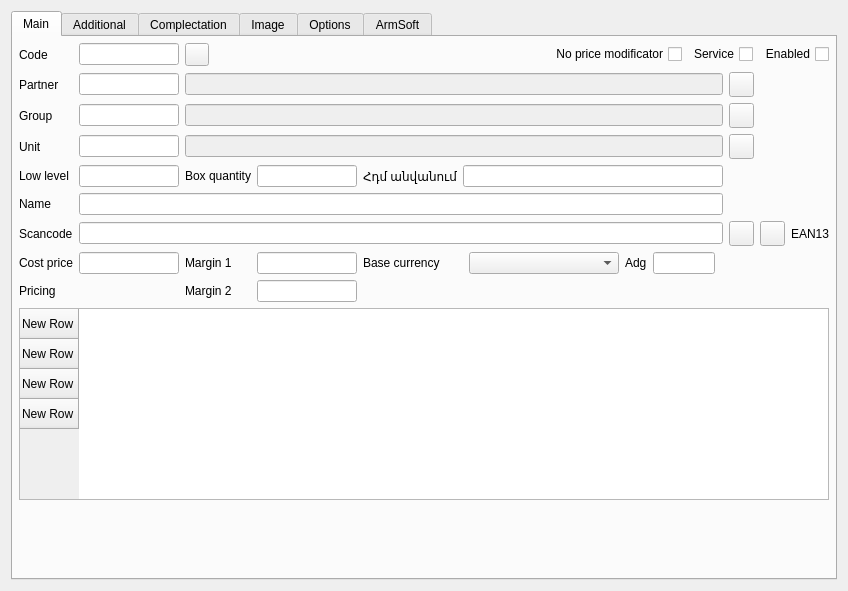
This is Editors/ce5goods.ui in End1-1/Cafe5 as Qt 5 draws it before an edit. The edited form follows.
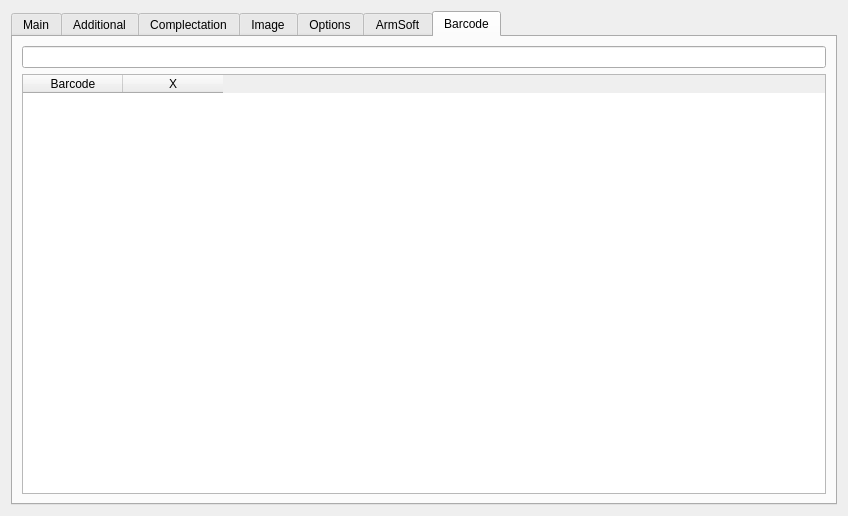
This is the edited form. The open tabs and pages were chosen to show the change. Icons and pictures are not drawn. Custom widgets are drawn as their Qt base class.

The edit to the form file:
```diff
--- a/Editors/ce5goods.ui
+++ b/Editors/ce5goods.ui
@@ -7,7 +7,7 @@
     <x>0</x>
     <y>0</y>
     <width>848</width>
-    <height>591</height>
+    <height>516</height>
    </rect>
   </property>
   <property name="windowTitle">
@@ -1417,21 +1417,45 @@
        </item>
       </layout>
      </widget>
+     <widget class="QWidget" name="tab_5">
+      <attribute name="title">
+       <string>Barcode</string>
+      </attribute>
+      <layout class="QVBoxLayout" name="verticalLayout_4">
+       <item>
+        <widget class="QLineEdit" name="leBarcode"/>
+       </item>
+       <item>
+        <widget class="C5TableWidget" name="tblBarcodes">
+         <column>
+          <property name="text">
+           <string>Barcode</string>
+          </property>
+         </column>
+         <column>
+          <property name="text">
+           <string>X</string>
+          </property>
+         </column>
+        </widget>
+       </item>
+      </layout>
+     </widget>
     </widget>
    </item>
   </layout>
  </widget>
  <customwidgets>
-  <customwidget>
-   <class>C5LineEdit</class>
-   <extends>QLineEdit</extends>
-   <header location="global">c5lineedit.h</header>
-  </customwidget>
   <customwidget>
    <class>C5LineEditWithSelector</class>
    <extends>QLineEdit</extends>
    <header location="global">c5lineeditwithselector.h</header>
   </customwidget>
+  <customwidget>
+   <class>C5LineEdit</class>
+   <extends>QLineEdit</extends>
+   <header location="global">c5lineedit.h</header>
+  </customwidget>
   <customwidget>
    <class>C5TableWidget</class>
    <extends>QTableWidget</extends>
```
Left out of the diff: 10 changed lines with no effect on the pictures.
